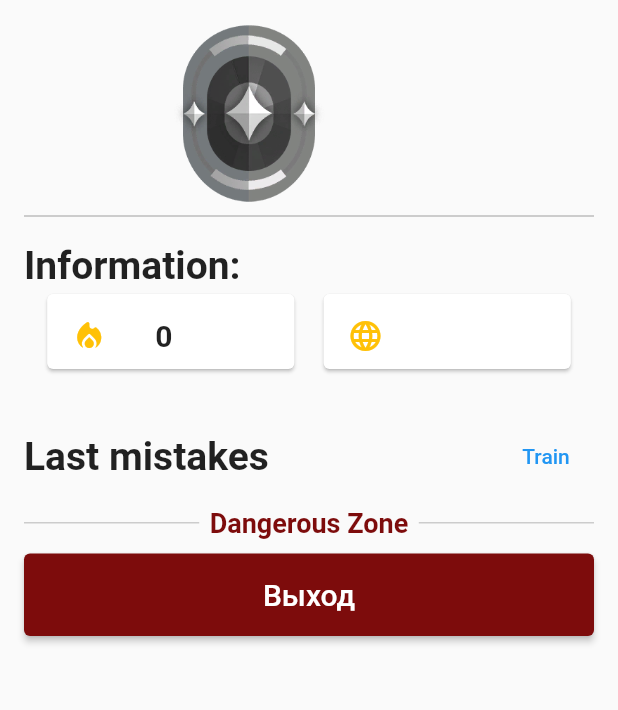
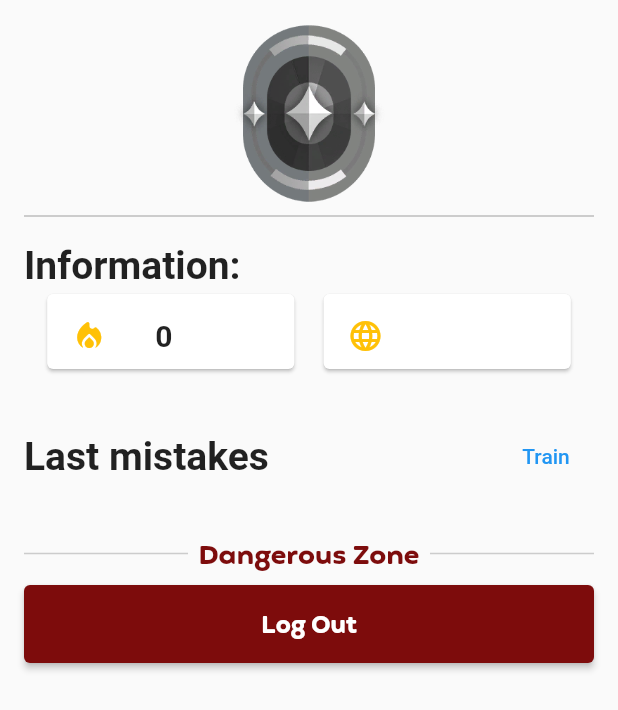
Before and after one commit to chillit/codeHub, a Flutter app: the Profile screen opened directly, on a phone screen of 412 x 824 dp. Shown: the top 710 px of the screen. Run offline on Flutter 3.47's test engine with Material 2 defaults, Android fonts, the phone set to English and light mode, and no system bars; our stand-ins replace awesome_dialog, firebase_auth, firebase_core, firebase_database, firebase_messaging, youtube_player_flutter; accounts and stored records are empty.

Commit message:
profile changes small

```diff
--- a/lib/src/home/main_screen/profile.dart
+++ b/lib/src/home/main_screen/profile.dart
@@ -4,6 +4,8 @@ import 'package:firebase_core/firebase_core.dart';
 import 'package:firebase_database/firebase_database.dart';
 import 'package:firebase_auth/firebase_auth.dart';
 import 'package:duolingo/src/home/main_screen/questions/models/question_class.dart';
+
+import '../login/login_page.dart';
 
 class Profile extends StatefulWidget {
   @override
@@ -153,16 +155,25 @@ _titleText(String text) {
               children: <Widget>[
                 Row(
                   crossAxisAlignment: CrossAxisAlignment.center,
+                  mainAxisAlignment: MainAxisAlignment.center,
                   children: <Widget>[
-                    SizedBox(width: 20,),
-                    _titleText(name),
-                    const SizedBox(width: 70),
-                    ClipOval(
-                      child: Image.asset(
-                        userPoints>=400?"assets/images/ranks/r.png":userPoints>=350?"assets/images/ranks/i.png":userPoints>=300?"assets/images/ranks/a.png":userPoints>=250?"assets/images/ranks/d.png":userPoints>=200?"assets/images/ranks/p.png":userPoints>=150?"assets/images/ranks/g.png":userPoints>100?"assets/images/ranks/s.png":userPoints>=50?"assets/images/ranks/b.png":"assets/images/ranks/ir.png",
-                        height: 120,
+                    Expanded(
+                      child: Text(
+                        name,
+                        style: TextStyle(fontSize: 26, fontWeight: FontWeight.bold,fontFamily: 'Feather'),
+                        textAlign: TextAlign.center,
                       ),
                     ),
+
+                    Center(
+                      child: ClipOval(
+                        child: Image.asset(
+                          userPoints>=400?"assets/images/ranks/r.png":userPoints>=350?"assets/images/ranks/i.png":userPoints>=300?"assets/images/ranks/a.png":userPoints>=250?"assets/images/ranks/d.png":userPoints>=200?"assets/images/ranks/p.png":userPoints>=150?"assets/images/ranks/g.png":userPoints>100?"assets/images/ranks/s.png":userPoints>=50?"assets/images/ranks/b.png":"assets/images/ranks/ir.png",
+                          height: 120,
+                        ),
+                      ),
+                    ),
+                    Expanded(child: SizedBox(width: 30,))
                   ],
                 ),
                 Divider(color: Colors.grey.shade500),
@@ -246,6 +257,7 @@ _titleText(String text) {
                         );
                       },
                     ),
+                    SizedBox(height: 20,),
                     Row(
                       children: <Widget>[
                         Expanded(
@@ -262,6 +274,7 @@ _titleText(String text) {
                               fontSize: 18,
                               fontWeight: FontWeight.bold,
                               color: Color(0xFF7d0c0c),
+                              fontFamily: 'Feather'
                             ),
                           ),
                         ),
@@ -286,8 +299,8 @@ _titleText(String text) {
                             context: context,
                             builder: (BuildContext context) {
                               return AlertDialog(
-                                title: Text('Подтверждение выхода'),
-                                content: Text('Вы уверены, что хотите выйти из аккаунта?'),
+                                title: Text('Log Out',style: TextStyle(fontFamily: "Feather"),),
+                                content: Text('Are you sure you want to exit?',style: TextStyle(fontFamily: 'Feather'),),
                                 actionsPadding: EdgeInsets.symmetric(horizontal: 16.0),
                                 buttonPadding: EdgeInsets.all(0),
                                 actions: [
@@ -298,13 +311,9 @@ _titleText(String text) {
                                         TextButton(
                                           onPressed: () async {
                                             Navigator.of(context).pop();
-                                            try {
-                                              await _auth.signOut();
-                                            } catch (error) {
-                                              print('Ошибка при выходе из аккаунта: $error');
-                                            }
+
                                           },
-                                          child: Text('Нет'),
+                                          child: Text('No',style: TextStyle(fontFamily: 'Feather',color: Colors.grey),),
                                         ),
                                         ElevatedButton(
                                           style: ElevatedButton.styleFrom(
@@ -312,7 +321,12 @@ _titleText(String text) {
                                             padding: EdgeInsets.symmetric(horizontal: 16.0),
                                           ),
                                           onPressed: () async {
-                                            Navigator.of(context).pop();
+                                            Navigator.push(
+                                              context,
+                                              MaterialPageRoute(
+                                                builder: (context) => LoginPage(),
+                                              ),
+                                            );
 
                                             try {
                                               await _auth.signOut();
@@ -320,7 +334,7 @@ _titleText(String text) {
                                               print('Ошибка при выходе из аккаунта: $error');
                                             }
                                           },
-                                          child: Text('Да'),
+                                          child: Text('Yes',style: TextStyle(fontFamily: 'Feather'),),
                                         ),
                                       ],
                                     ),
@@ -332,8 +346,8 @@ _titleText(String text) {
 
                         },
                         child: Text(
-                          'Выход',
-                          style: TextStyle(fontSize: 20.0),
+                          'Log Out',
+                          style: TextStyle(fontSize: 16.0,fontFamily: 'Feather'),
                         ),
                       ),
                     ),
```
Also changed, not shown: 1 other file.
